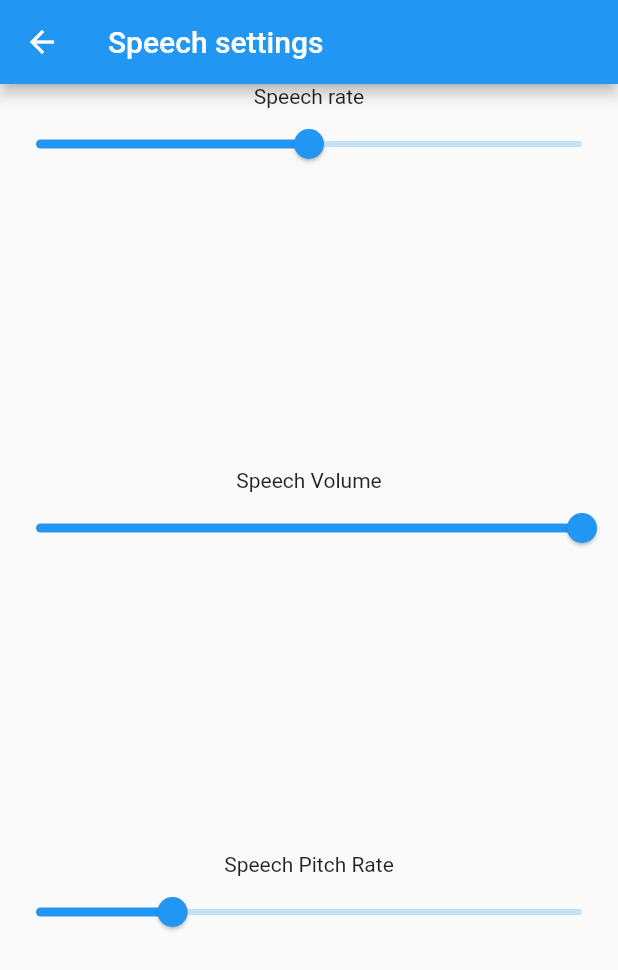
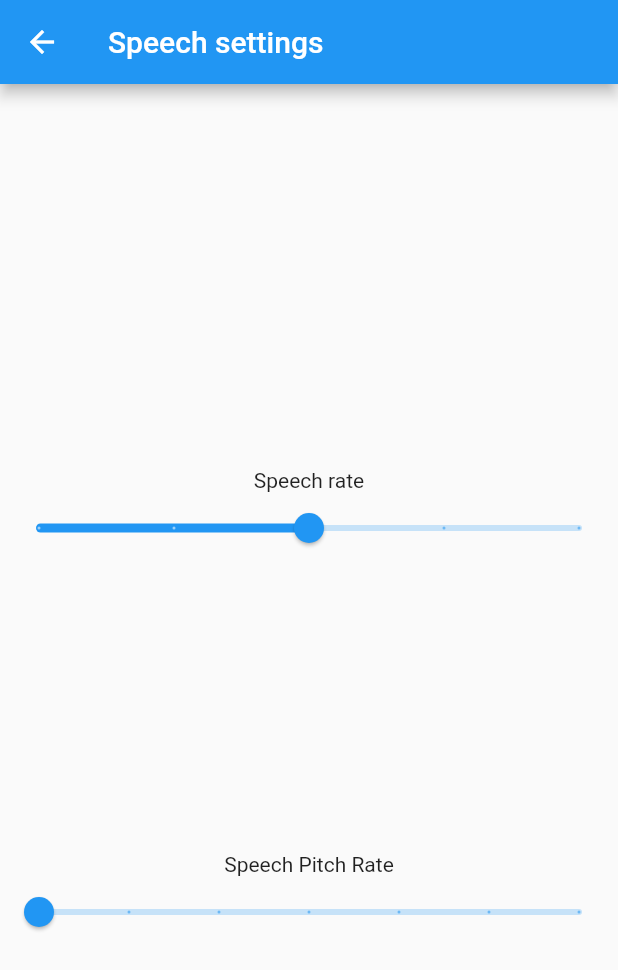
Before and after one commit to mipsmonsta/tokBusArrivals, a Flutter app: the screen it shows after launch, after a tap on the "settings" icon, on a phone screen of 412 x 824 dp. Shown: the top 970 px of the screen. Run offline on Flutter 3.47's test engine with Material 2 defaults, Android fonts, the phone set to English and light mode, and no system bars; our stand-ins replace bloc, equatable, flutter_bloc, flutter_tts, hydrated_bloc.

Commit message:
Working speech settings adjustments for pitch and rate

```diff
--- a/lib/bloc/arrivalsQueryBloc.dart
+++ b/lib/bloc/arrivalsQueryBloc.dart
@@ -14,7 +14,7 @@ class ArrivalsQueryBloc extends Bloc<ArrivalsQueryEvent, ArrivalsQueryState> {
     switch (event.runtimeType) {
       case ArrivalsQueryStartedEvent:
         String busStopCode = (event as ArrivalsQueryStartedEvent).busStopCode;
-        print(busStopCode);
+        //print(busStopCode);
 
         yield ArrivalsQueryStateLoading();
         List<Service> services;
--- a/lib/bloc/speechReadingBloc.dart
+++ b/lib/bloc/speechReadingBloc.dart
@@ -4,17 +4,24 @@ import 'package:tokbusarrival/bloc/speechReadingEvent.dart';
 import 'package:tokbusarrival/bloc/speechReadingState.dart';
 
 class SpeechReadingBloc extends Bloc<SpeechReadingEvent, SpeechReadingState> {
-  final FlutterTts flutterTts = FlutterTts();
+  final FlutterTts _flutterTts = FlutterTts();
   SpeechReadingBloc() : super(SpeechPreparingState()) {
     setUpTts();
   }
 
+  FlutterTts get getTts {
+    return _flutterTts;
+  }
+
   void setUpTts() async {
-    await flutterTts.awaitSpeakCompletion(true);
-    await flutterTts.setLanguage("en-US");
-    await flutterTts.setSpeechRate(0.5);
-    await flutterTts.setVolume(1.0);
-    await flutterTts.setPitch(1.0);
+    await _flutterTts.awaitSpeakCompletion(true);
+    await _flutterTts.setLanguage("en-US");
+    await _flutterTts.setSpeechRate(0.5);
+    await _flutterTts.setVolume(1.0);
+    await _flutterTts.setPitch(1.0);
+    _flutterTts.setCompletionHandler(() {
+      add(SpeechStopReadingEvent());
+    });
   }
 
   @override
@@ -23,34 +30,31 @@ class SpeechReadingBloc extends Bloc<SpeechReadingEvent, SpeechReadingState> {
       case SpeechStartLoadingReadingEvent:
         var speech = (event as SpeechStartLoadingReadingEvent).speech;
 
-        if (state is SpeechPreparingState) {
-          yield SpeechLoadedState(speech);
-        } else if (state is SpeechPlayingState) {
-          await flutterTts.stop();
+        if (state is SpeechPlayingState) {
+          await _flutterTts.stop();
           yield SpeechPreparingState();
           await Future.delayed(Duration(milliseconds: 500));
           yield SpeechLoadedState(speech);
-          add(SpeechPlayReadingEvent());
         } else {
+          //i.e. SpeechLoadState or SpeechPreparingState
           yield SpeechLoadedState(speech);
-          add(SpeechPlayReadingEvent());
         }
+        add(SpeechPlayReadingEvent());
         break;
 
       case SpeechPlayReadingEvent:
         if (state is SpeechLoadedState) {
           var speech = (state as SpeechLoadedState).speech;
           print("speech: $speech");
+          _flutterTts.speak(speech);
           yield SpeechPlayingState();
-          await flutterTts.speak(speech);
-          yield SpeechPreparingState();
         }
 
         break;
 
       case SpeechStopReadingEvent:
         if (state is SpeechPlayingState) {
-          await flutterTts.stop();
+          await _flutterTts.stop();
           yield SpeechPreparingState();
         }
         break;
--- /dev/null
+++ b/lib/cubit/SpeechPitchCubit.dart
@@ -0,0 +1,24 @@
+import 'package:hydrated_bloc/hydrated_bloc.dart';
+
+class SpeechPitchCubit extends HydratedCubit<double> {
+  final double max = 2.0;
+  final double min = 0.5;
+
+  SpeechPitchCubit() : super(0.5);
+
+  void adjustToValue(double value) {
+    if (value > max) value = max;
+    if (value < min) value = min;
+    emit(value);
+  }
+
+  @override
+  double? fromJson(Map<String, dynamic> json) {
+    return json['value'] as double;
+  }
+
+  @override
+  Map<String, dynamic>? toJson(double state) {
+    return {'value': state};
+  }
+}
--- /dev/null
+++ b/lib/cubit/SpeechRateCubit.dart
@@ -0,0 +1,24 @@
+import 'package:hydrated_bloc/hydrated_bloc.dart';
+
+class SpeechRateCubit extends HydratedCubit<double> {
+  final double max = 1.0;
+  final double min = 0.0;
+
+  SpeechRateCubit() : super(0.5);
+
+  void adjustToValue(double value) {
+    if (value > max) value = max;
+    if (value < min) value = min;
+    emit(value);
+  }
+
+  @override
+  double? fromJson(Map<String, dynamic> json) {
+    return json['value'] as double;
+  }
+
+  @override
+  Map<String, dynamic>? toJson(double state) {
+    return {'value': state};
+  }
+}
--- a/lib/main.dart
+++ b/lib/main.dart
@@ -1,12 +1,19 @@
 import 'package:flutter/material.dart';
 import 'package:flutter_bloc/flutter_bloc.dart';
+import 'package:hydrated_bloc/hydrated_bloc.dart';
 import 'package:meta_bus_arrivals_api/meta_bus_arrivals_api.dart';
+import 'package:path_provider/path_provider.dart';
 import 'package:tokbusarrival/bloc/arrivalsQueryBloc.dart';
 import 'package:tokbusarrival/bloc/speechReadingBloc.dart';
+import 'package:tokbusarrival/cubit/SpeechPitchCubit.dart';
+import 'package:tokbusarrival/cubit/SpeechRateCubit.dart';
 import 'package:tokbusarrival/presentation/arrivalsMainPage.dart';
 import 'package:tokbusarrival/presentation/speechSettingsPage.dart';
 
-void main() {
+void main() async {
+  WidgetsFlutterBinding.ensureInitialized();
+  HydratedBloc.storage = await HydratedStorage.build(
+      storageDirectory: await getApplicationDocumentsDirectory());
   runApp(MyApp());
 }
 
@@ -36,7 +43,12 @@ class MyApp extends StatelessWidget {
         ),
         routes: {
           '/': (_) => ArrivalsMainPage(),
-          '/settings': (_) => const SpeechSettingsPage(),
+          '/settings': (_) {
+            return MultiBlocProvider(providers: [
+              BlocProvider<SpeechPitchCubit>(create: (_) => SpeechPitchCubit()),
+              BlocProvider<SpeechRateCubit>(create: (_) => SpeechRateCubit())
+            ], child: const SpeechSettingsPage());
+          }
         },
       ),
     );
--- a/lib/presentation/arrivalsMainPage.dart
+++ b/lib/presentation/arrivalsMainPage.dart
@@ -25,19 +25,18 @@ class ArrivalsMainPage extends StatefulWidget {
 }
 
 class _ArrivalsMainPageState extends State<ArrivalsMainPage> {
-  late final TextEditingController _bsController;
-
+  late ArrivalsQueryBloc _arrivalQueryBloc;
+  late SpeechReadingBloc _speechReadingBloc;
   @override
   void initState() {
     super.initState();
     initializeDateFormatting('en_SG', null);
-    _bsController = TextEditingController();
-    _bsController.addListener(_busStopCodeListener);
+    _arrivalQueryBloc = context.read<ArrivalsQueryBloc>();
+    _speechReadingBloc = context.read<SpeechReadingBloc>();
   }
 
-  void _busStopCodeListener() {
-    var bloc = BlocProvider.of<ArrivalsQueryBloc>(context);
-    bloc.add(ArrivalsSeekingBusStopCodeEvent(_bsController.text));
+  void _onCodeSubmitted(String code) {
+    _arrivalQueryBloc.add(ArrivalsSeekingBusStopCodeEvent(code));
   }
 
   String _createSpeechFromServices(List<Service> services) {
@@ -115,6 +114,9 @@ class _ArrivalsMainPageState extends State<ArrivalsMainPage> {
               IconButton(
                 icon: const Icon(Icons.settings),
                 onPressed: () {
+                  context
+                      .read<SpeechReadingBloc>()
+                      .add(SpeechStopReadingEvent());
                   Navigator.of(context).pushNamed("/settings");
                 },
               )
@@ -128,7 +130,7 @@ class _ArrivalsMainPageState extends State<ArrivalsMainPage> {
             Padding(
                 padding: EdgeInsets.symmetric(horizontal: 8.0),
                 child: TextField(
-                    controller: _bsController,
+                    onSubmitted: _onCodeSubmitted,
                     keyboardType: TextInputType.number,
                     maxLength: 5,
                     decoration: InputDecoration(
@@ -152,8 +154,8 @@ class _ArrivalsMainPageState extends State<ArrivalsMainPage> {
                     var services =
                         (state as ArrivalsQueryStateSuccess).services;
                     var preparedSpeech = _createSpeechFromServices(services);
-                    context
-                        .read<SpeechReadingBloc>()
+
+                    _speechReadingBloc
                         .add(SpeechStartLoadingReadingEvent(preparedSpeech));
                     //print(services);
                     resultWidget = getListViewBasedOnServices(services);
@@ -173,7 +175,6 @@ class _ArrivalsMainPageState extends State<ArrivalsMainPage> {
 
   @override
   void dispose() {
-    _bsController.dispose();
     super.dispose();
   }
 }
--- a/lib/presentation/speechSettingsPage.dart
+++ b/lib/presentation/speechSettingsPage.dart
@@ -1,4 +1,8 @@
 import "package:flutter/material.dart";
+import 'package:flutter_bloc/flutter_bloc.dart';
+import 'package:tokbusarrival/bloc/speechReadingBloc.dart';
+import 'package:tokbusarrival/cubit/SpeechPitchCubit.dart';
+import 'package:tokbusarrival/cubit/SpeechRateCubit.dart';
 
 class SpeechSettingsPage extends StatefulWidget {
   const SpeechSettingsPage({Key? key}) : super(key: key);
@@ -14,36 +18,41 @@ class _SpeechSettingsPageState extends State<SpeechSettingsPage> {
         appBar: AppBar(title: Text("Speech settings")),
         body: Column(
             crossAxisAlignment: CrossAxisAlignment.stretch,
-            mainAxisAlignment: MainAxisAlignment.spaceEvenly,
+            mainAxisAlignment: MainAxisAlignment.center,
             children: [
+              Spacer(),
               Expanded(
                   child: Column(children: [
                 Text("Speech rate"),
-                Slider(
-                    value: 0.5,
-                    onChanged: (value) {
-                      print("Speech New Speech Rate: $value");
-                    })
-              ])),
-              Expanded(
-                  child: Column(children: [
-                Text("Speech Volume"),
-                Slider(
-                    value: 1.0,
-                    onChanged: (value) {
-                      print("Speech New Volume Rate: $value");
-                    })
+                BlocConsumer<SpeechRateCubit, double>(builder: (ctx, state) {
+                  return Slider(
+                      value: state,
+                      divisions: 4,
+                      label: state.toString(),
+                      onChanged: (value) {
+                        ctx.read<SpeechRateCubit>().adjustToValue(value);
+                      });
+                }, listener: (ctx, state) {
+                  ctx.read<SpeechReadingBloc>().getTts.setSpeechRate(state);
+                })
               ])),
               Expanded(
                   child: Column(children: [
                 Text("Speech Pitch Rate"),
-                Slider(
-                    min: 0.0,
-                    max: 2.0,
-                    value: 0.5,
-                    onChanged: (value) {
-                      print("Speech Pitch Rate: $value");
-                    })
+                BlocConsumer<SpeechPitchCubit, double>(builder: (ctx, state) {
+                  return Slider(
+                      min: 0.5,
+                      max: 2.0,
+                      divisions: 6,
+                      value: state,
+                      label: state.toString(),
+                      onChanged: (value) {
+                        ctx.read<SpeechPitchCubit>().adjustToValue(value);
+                      });
+                }, listener: (ctx, state) {
+                  ctx.read<SpeechReadingBloc>().getTts.setPitch(state);
+                }),
+                Spacer()
               ])),
             ]));
   }
--- a/pubspec.yaml
+++ b/pubspec.yaml
@@ -28,8 +28,10 @@ dependencies:
     path: packages/meta_bus_arrivals_api #using own unpublished package
   bloc: ^7.1.0
   flutter_bloc: ^7.2.0
+  hydrated_bloc: ^7.0.1
   intl: ^0.17.0
   flutter_tts: ^3.2.2
+  path_provider: ^2.0.2
 
 
   # The following adds the Cupertino Icons font to your application.
```
Also changed, not shown: pubspec.lock.
